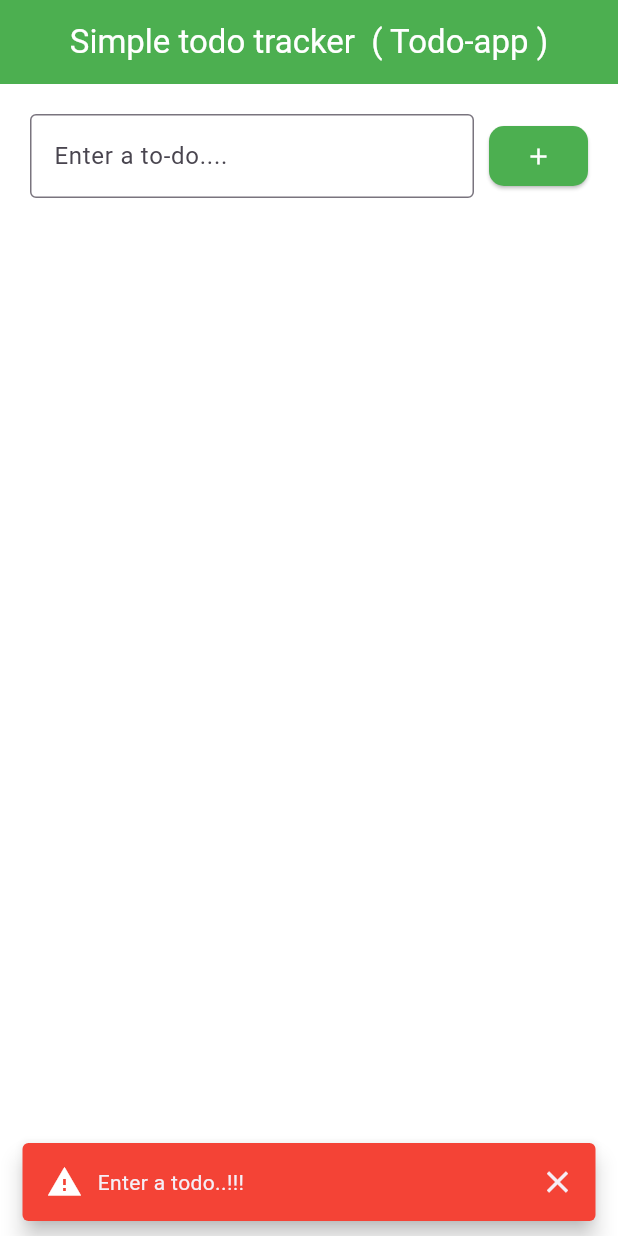
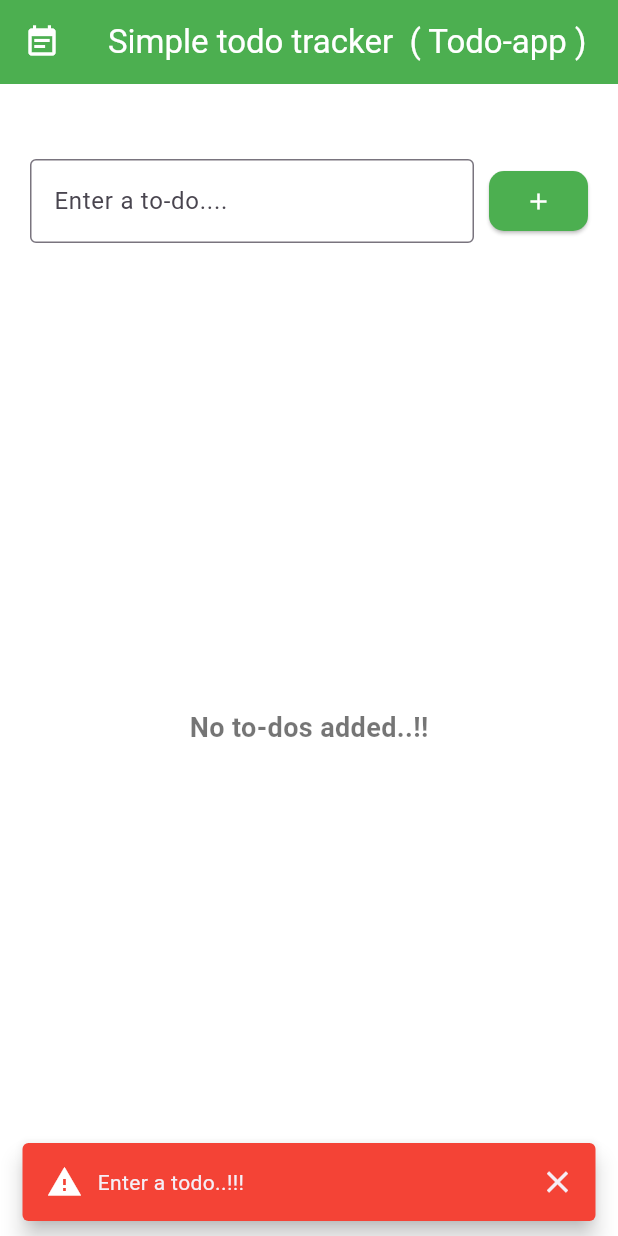
Before and after one commit to rishab0615/todo-app-using-flutter-provider, a Flutter app: the screen it shows after launch, after a tap on the "add" icon, on a phone screen of 412 x 824 dp. Run offline on Flutter 3.47's test engine with Material 3 defaults, Android fonts, the phone set to English and light mode, and no system bars.

Commit message:
new change

```diff
--- a/lib/allprovider/home_provider.dart
+++ b/lib/allprovider/home_provider.dart
@@ -25,7 +25,7 @@ class HomeProvider extends ChangeNotifier{
           backgroundColor: Colors.red,
           showCloseIcon: true,
           behavior: SnackBarBehavior.floating,
-          duration: Duration(seconds: 2),
+          duration: Duration(seconds: 1),
 
         ),
       );
@@ -52,7 +52,7 @@ class HomeProvider extends ChangeNotifier{
           backgroundColor: Colors.blue,
           showCloseIcon: true,
           behavior: SnackBarBehavior.floating,
-          duration: Duration(seconds: 2),
+          duration: Duration(seconds: 1),
         ),
       );
       print(controller.text);
@@ -80,7 +80,7 @@ class HomeProvider extends ChangeNotifier{
         backgroundColor: Colors.green,
         showCloseIcon: true,
         behavior: SnackBarBehavior.floating,
-        duration: Duration(seconds: 2),
+        duration: Duration(seconds: 1),
       ),
     );
     notifyListeners();
@@ -109,7 +109,7 @@ class HomeProvider extends ChangeNotifier{
         backgroundColor: Colors.deepOrangeAccent,
         showCloseIcon: true,
         behavior: SnackBarBehavior.floating,
-        duration: Duration(seconds: 2),
+        duration: Duration(seconds: 1),
       ),
     );
     notifyListeners();
--- a/lib/main.dart
+++ b/lib/main.dart
@@ -20,6 +20,7 @@ class MyApp extends StatelessWidget {
   @override
   Widget build(BuildContext context) {
     return MaterialApp(
+      debugShowCheckedModeBanner: false,
       home: Homescreen(),
     );
   }
--- a/lib/screens/homescreen.dart
+++ b/lib/screens/homescreen.dart
@@ -15,18 +15,19 @@ class _HomescreenState extends State<Homescreen> {
     return Scaffold(
       backgroundColor: Colors.white,
       appBar: AppBar(
+        leading: Icon(Icons.event_note,color: Colors.white,),
         title: Text(
           "Simple todo tracker  ( Todo-app )",
           style: TextStyle(color: Colors.white),
         ),
         backgroundColor: Colors.green,
-        centerTitle: true,
+        centerTitle: false,
       ),
       body: Consumer<HomeProvider>(
         builder: (context, provider, child) => Container(
           height: MediaQuery.of(context).size.height - kToolbarHeight,
           width: MediaQuery.of(context).size.width,
-          padding: EdgeInsets.symmetric(horizontal: 20, vertical: 20),
+          padding: EdgeInsets.only(left: 20,right: 20, bottom: 15,top:50),
           child: Column(
             children: [
               Container(
@@ -48,7 +49,8 @@ class _HomescreenState extends State<Homescreen> {
                       ),
                       ElevatedButton(
                           style: ElevatedButton.styleFrom(
-                            shape: RoundedRectangleBorder(borderRadius: BorderRadius.circular(10)),
+                              shape: RoundedRectangleBorder(
+                                  borderRadius: BorderRadius.circular(10)),
                               backgroundColor: Colors.green),
                           onPressed: () {
                             provider.sumbit(context);
@@ -59,7 +61,13 @@ class _HomescreenState extends State<Homescreen> {
                           ))
                     ],
                   )),
-              Expanded(
+              provider.todo.length == 0
+                  ? Expanded(
+                    child: Center(
+                        child: Text("No to-dos added..!!",style: TextStyle(fontSize: 18,fontWeight: FontWeight.bold,color:Colors.black54),),
+                      ),
+                  )
+                  : Expanded(
                       child: Container(
                       child: ListView.builder(
                         padding: EdgeInsets.symmetric(vertical: 20),
@@ -68,6 +76,17 @@ class _HomescreenState extends State<Homescreen> {
                           return Column(
                             children: [
                               ListTile(
+                                leading: Container(
+                                  height: 30,
+                                  width: 30,
+                                  decoration: BoxDecoration(
+                                    shape: BoxShape.circle,
+                                      color: Colors.white
+                                      ,border: Border.all(color: Colors.green)
+                                  ),
+                                  // radius: 15,
+                                  child: Center(child: Text((index+1).toString(),style: TextStyle(fontWeight: FontWeight.bold),)),
+                                ),
                                 contentPadding: EdgeInsets.all(7),
                                 title: Text(
                                   provider.todo[index],
@@ -80,7 +99,7 @@ class _HomescreenState extends State<Homescreen> {
                                         2, // Thinner strike-through line for better appearance
                                   ),
                                 ),
-                          tileColor: Colors.green.shade100,
+                                tileColor: Colors.green.shade50,
                                 trailing: Container(
                                   width: 100,
                                   child: Row(
```
Lines whose indentation alone changed are shown as unchanged.
